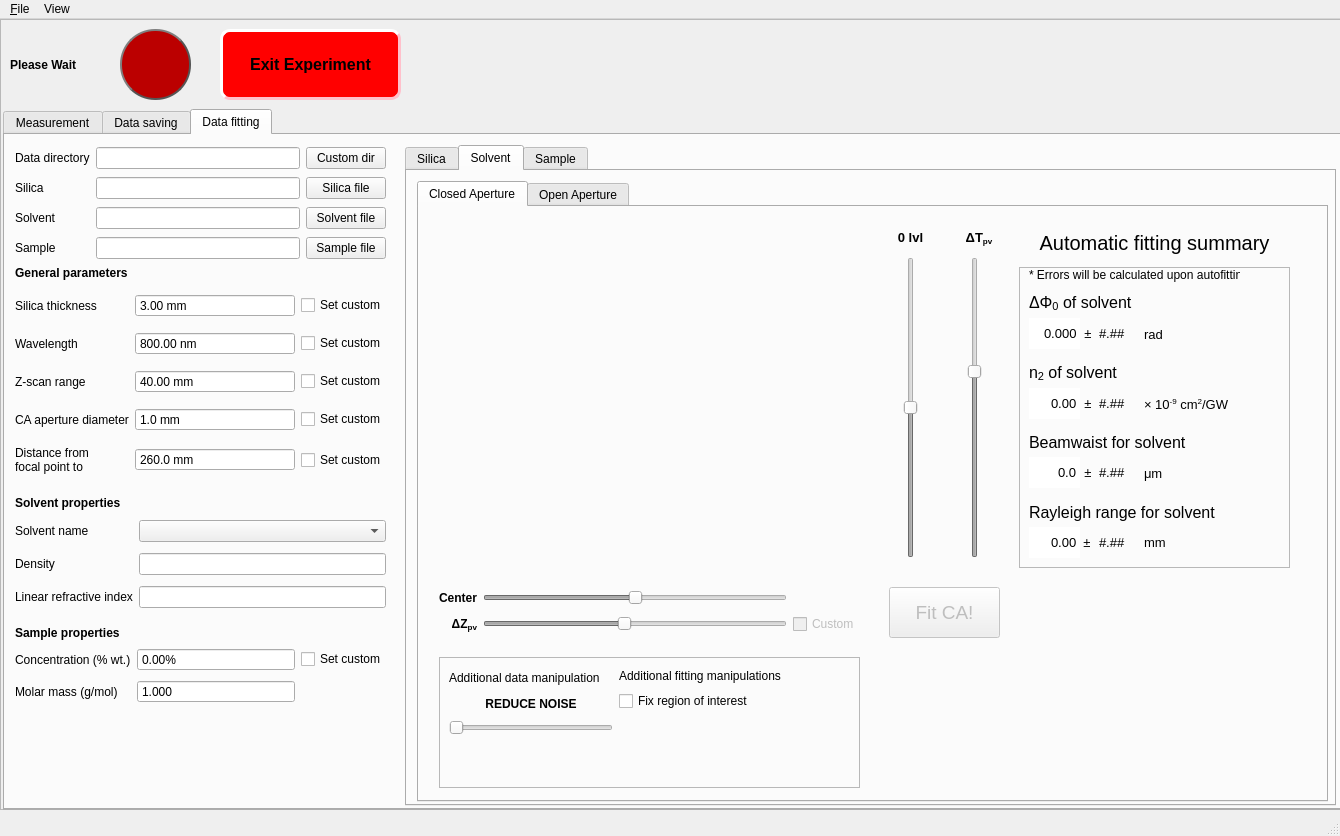
Qt form window.ui (RadoslawDeska/python_project) before a commit.
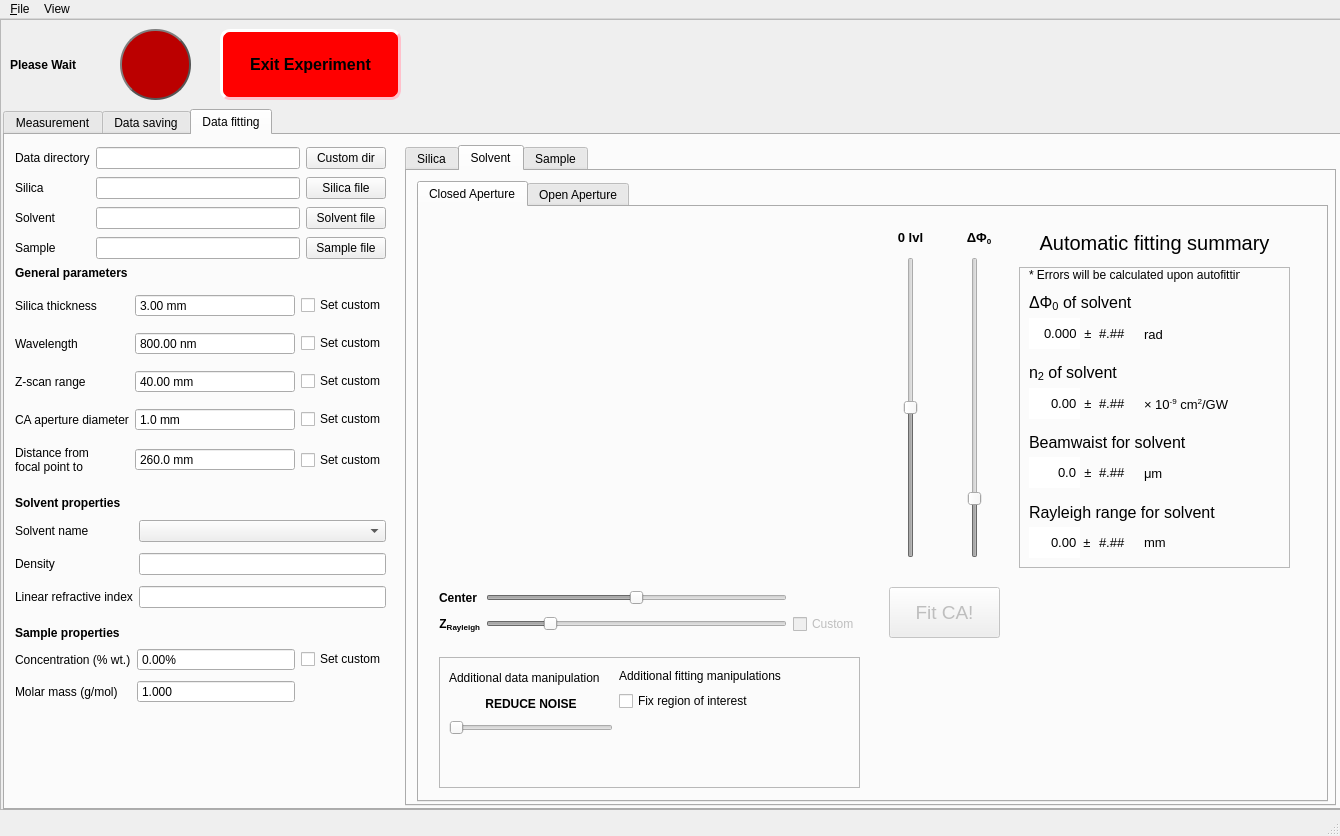
The same form after that commit. The open tabs and pages were chosen to show the change.

What changed in the file:
```diff
--- a/window.ui
+++ b/window.ui
@@ -2494,13 +2494,13 @@
             <string>This slider controls the height of the curve, but other sliders may influence the height as well.</string>
            </property>
            <property name="maximum">
-            <number>400</number>
+            <number>3142</number>
            </property>
            <property name="pageStep">
-            <number>1</number>
+            <number>0</number>
            </property>
            <property name="value">
-            <number>250</number>
+            <number>566</number>
            </property>
            <property name="orientation">
             <enum>Qt::Vertical</enum>
@@ -2559,12 +2559,11 @@
               <property name="font">
                <font>
                 <pointsize>10</pointsize>
-                <weight>75</weight>
                 <bold>true</bold>
                </font>
               </property>
               <property name="text">
-               <string>&lt;html&gt;&lt;head/&gt;&lt;body&gt;&lt;p&gt;ΔT&lt;span style=&quot; vertical-align:sub;&quot;&gt;pv&lt;/span&gt;&lt;/p&gt;&lt;/body&gt;&lt;/html&gt;</string>
+               <string>&lt;html&gt;&lt;head/&gt;&lt;body&gt;&lt;p align=&quot;center&quot;&gt;ΔΦ&lt;span style=&quot; vertical-align:sub;&quot;&gt;0&lt;/span&gt;&lt;/p&gt;&lt;/body&gt;&lt;/html&gt;</string>
               </property>
               <property name="textFormat">
                <enum>Qt::RichText</enum>
@@ -3226,7 +3225,6 @@
              <widget class="QLabel" name="label_83">
               <property name="font">
                <font>
-                <weight>75</weight>
                 <bold>true</bold>
                </font>
               </property>
@@ -3241,16 +3239,16 @@
                <bool>false</bool>
               </property>
               <property name="minimum">
-               <number>1</number>
+               <number>0</number>
               </property>
               <property name="maximum">
-               <number>85</number>
+               <number>2000</number>
               </property>
               <property name="pageStep">
-               <number>1</number>
+               <number>0</number>
               </property>
               <property name="value">
-               <number>40</number>
+               <number>400</number>
               </property>
               <property name="orientation">
                <enum>Qt::Horizontal</enum>
@@ -3261,12 +3259,11 @@
              <widget class="QLabel" name="label_79">
               <property name="font">
                <font>
-                <weight>75</weight>
                 <bold>true</bold>
                </font>
               </property>
               <property name="text">
-               <string>&lt;html&gt;&lt;head/&gt;&lt;body&gt;&lt;p align=&quot;right&quot;&gt;ΔZ&lt;span style=&quot; vertical-align:sub;&quot;&gt;pv&lt;/span&gt;&lt;/p&gt;&lt;/body&gt;&lt;/html&gt;</string>
+               <string>&lt;html&gt;&lt;head/&gt;&lt;body&gt;&lt;p align=&quot;right&quot;&gt;Z&lt;span style=&quot; vertical-align:sub;&quot;&gt;Rayleigh&lt;/span&gt;&lt;/p&gt;&lt;/body&gt;&lt;/html&gt;</string>
               </property>
              </widget>
             </item>
@@ -3276,13 +3273,13 @@
                <bool>false</bool>
               </property>
               <property name="maximum">
-               <number>100</number>
+               <number>200</number>
               </property>
               <property name="pageStep">
-               <number>1</number>
+               <number>0</number>
               </property>
               <property name="value">
-               <number>50</number>
+               <number>100</number>
               </property>
               <property name="orientation">
                <enum>Qt::Horizontal</enum>
```
Left out of the diff: 46 changed lines with no effect on the pictures.
